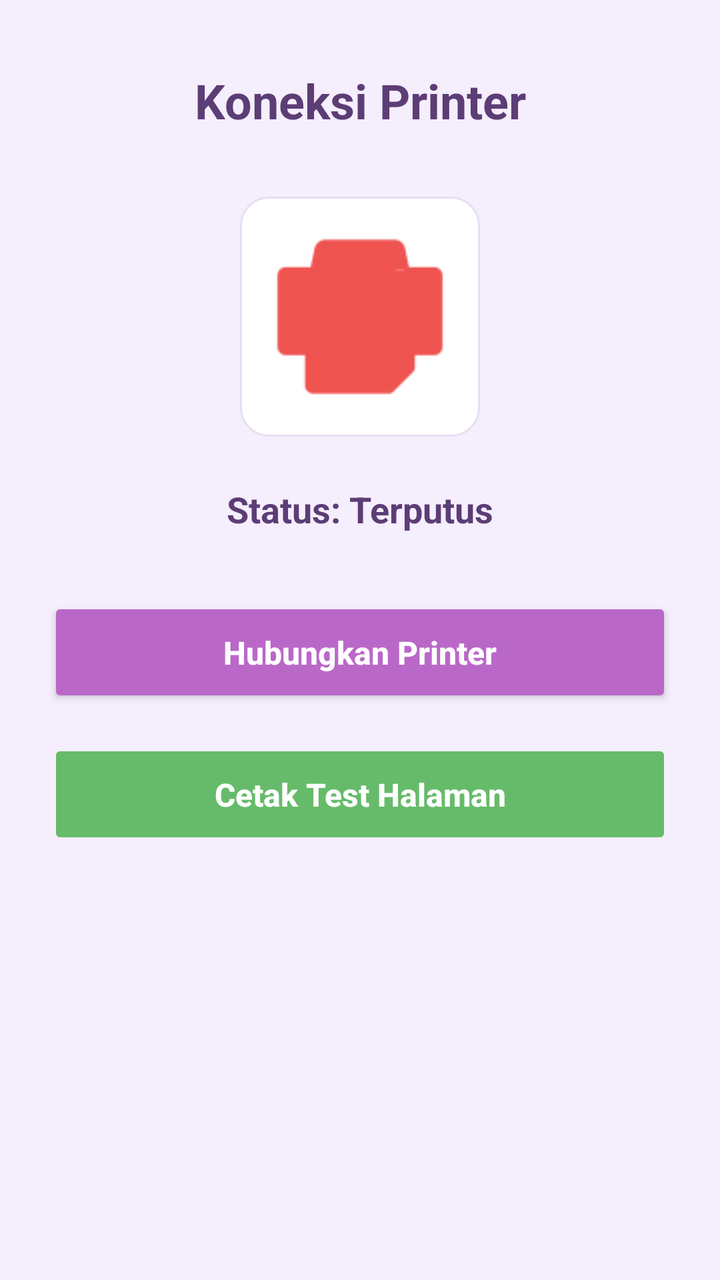
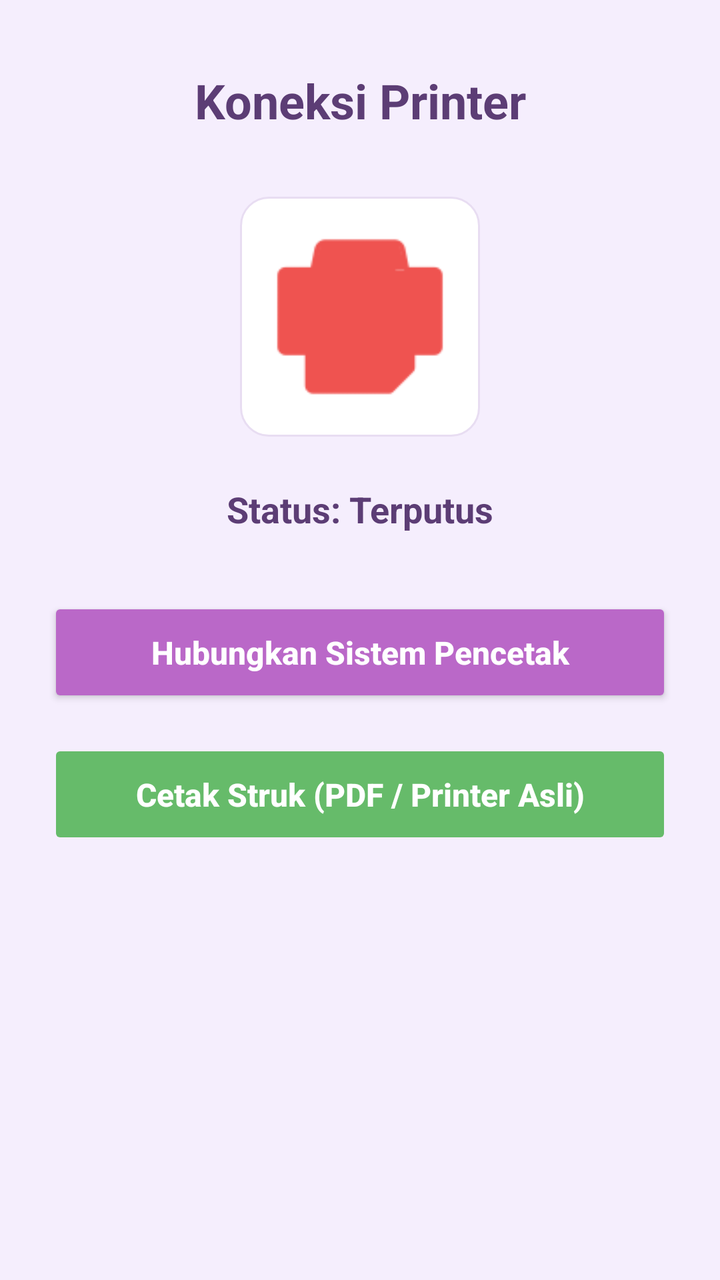

Before-and-after screenshots of an Android layout around one commit, followed by the original layout XML and the change that was made.
<!-- AndroidManifest.xml: application theme Theme.Penjualan -->
<!-- res/layout/activity_printer.xml -->
<?xml version="1.0" encoding="utf-8"?>
<ScrollView xmlns:android="http://schemas.android.com/apk/res/android"
    xmlns:app="http://schemas.android.com/apk/res-auto"
    android:layout_width="match_parent"
    android:layout_height="match_parent"
    android:background="@color/backgroundFormColor">

    <LinearLayout
        android:layout_width="match_parent"
        android:layout_height="wrap_content"
        android:orientation="vertical"
        android:padding="24dp"
        android:gravity="center_horizontal">

        <TextView
            android:layout_width="match_parent"
            android:layout_height="wrap_content"
            android:text="Koneksi Printer"
            android:textSize="24sp"
            android:textStyle="bold"
            android:gravity="center"
            android:layout_marginTop="10dp"
            android:layout_marginBottom="32dp"
            android:textColor="@color/textColorPrimary"/>

        
        <FrameLayout
            android:layout_width="120dp"
            android:layout_height="120dp"
            android:background="@drawable/bg_border"
            android:layout_marginBottom="24dp"
            android:padding="16dp">

            <ImageView
                android:id="@+id/imgPrinterState"
                android:layout_width="match_parent"
                android:layout_height="match_parent"
                android:src="@drawable/printer"
                app:tint="#EF5350"/> 
        </FrameLayout>

        <TextView
            android:id="@+id/tvStatusPrinter"
            android:layout_width="wrap_content"
            android:layout_height="wrap_content"
            android:text="Status: Terputus"
            android:textColor="@color/textColorPrimary"
            android:textSize="18sp"
            android:textStyle="bold"
            android:layout_marginBottom="32dp"/>

        <androidx.appcompat.widget.AppCompatButton
            android:id="@+id/btnConnectPrinter"
            android:layout_width="match_parent"
            android:layout_height="55dp"
            android:text="Hubungkan Printer"
            android:backgroundTint="@color/colorSoftPurple"
            android:textAllCaps="false"
            android:textSize="16sp"
            android:textStyle="bold"
            android:textColor="#FFFFFF"
            android:layout_marginBottom="16dp"
            app:cornerRadius="18dp"/>

        <androidx.appcompat.widget.AppCompatButton
            android:id="@+id/btnPrintTest"
            android:layout_width="match_parent"
            android:layout_height="55dp"
            android:text="Cetak Test Halaman"
            android:backgroundTint="#66BB6A"
            android:textAllCaps="false"
            android:textSize="16sp"
            android:textStyle="bold"
            android:textColor="#FFFFFF"
            android:enabled="false"
            app:cornerRadius="18dp"/>

    </LinearLayout>
</ScrollView>
<!-- resources referenced by this layout -->
<resources>
  <color name="backgroundFormColor">#F5EEFD</color>
  <color name="colorSoftPurple">#BA68C8</color>
  <color name="textColorPrimary">#5C3D75</color>
  <!-- drawable bg_border (drawable) -->
  <?xml version="1.0" encoding="utf-8"?>
  <shape xmlns:android="http://schemas.android.com/apk/res/android">
      <solid android:color="@color/cardBackground" />
      <stroke android:width="1dp" android:color="@color/borderColor" />
      <corners android:radius="14dp" />
  </shape>
  <!-- drawable printer: png bitmap (drawable, 3250 bytes) -->
  <style name="Theme.Penjualan" parent="Base.Theme.Penjualan" />
  <color name="cardBackground">#FFFFFF</color>
  <color name="borderColor">#E8DDF2</color>
  <style name="Base.Theme.Penjualan" parent="Theme.Material3.DayNight.NoActionBar">
          
          <item name="android:statusBarColor">@android:color/transparent</item>
          <item name="android:windowLightStatusBar" tools:targetApi="m">true</item>
      </style>
</resources>

<!-- the commit's change to res/layout/activity_printer.xml (unified diff, before → after) -->
@@ -53,7 +53,7 @@
             android:id="@+id/btnConnectPrinter"
             android:layout_width="match_parent"
             android:layout_height="55dp"
-            android:text="Hubungkan Printer"
+            android:text="Hubungkan Sistem Pencetak"
             android:backgroundTint="@color/colorSoftPurple"
             android:textAllCaps="false"
             android:textSize="16sp"
@@ -66,7 +66,7 @@
             android:id="@+id/btnPrintTest"
             android:layout_width="match_parent"
             android:layout_height="55dp"
-            android:text="Cetak Test Halaman"
+            android:text="Cetak Struk (PDF / Printer Asli)"
             android:backgroundTint="#66BB6A"
             android:textAllCaps="false"
             android:textSize="16sp"
